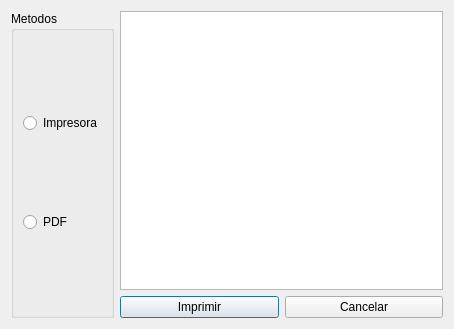
Before: the Qt Designer form ui/imprimirdialog.ui in Abysmal683/proyecto-inventario-de-autos, drawn with Qt 5.
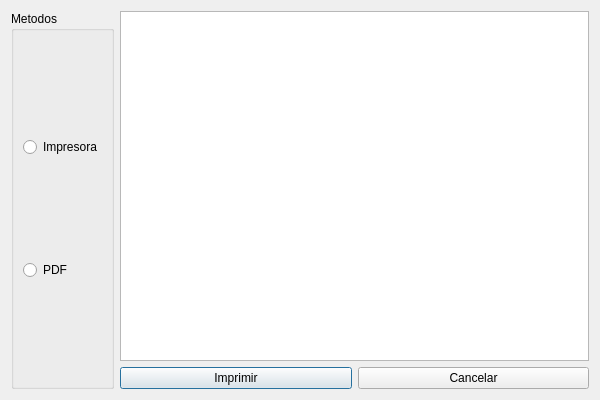
After: the same form once the commit is applied.

The edit to the form file:
```diff
--- a/ui/imprimirdialog.ui
+++ b/ui/imprimirdialog.ui
@@ -6,10 +6,16 @@
    <rect>
     <x>0</x>
     <y>0</y>
-    <width>454</width>
-    <height>329</height>
+    <width>600</width>
+    <height>400</height>
    </rect>
   </property>
+  <property name="minimumSize">
+   <size>
+    <width>600</width>
+    <height>400</height>
+   </size>
+  </property>
   <property name="windowTitle">
    <string>Form</string>
   </property>
```
